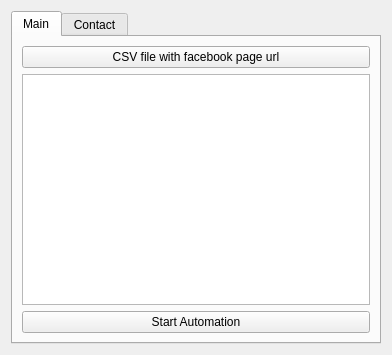
The window that main/python/app.ui (yashinshekh/src) describes before a commit, drawn with Qt 5.
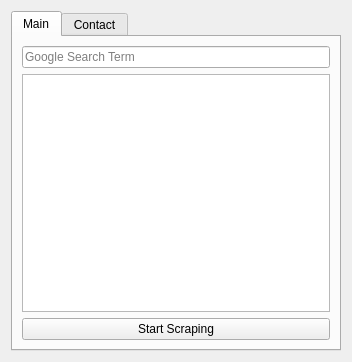
The same window after the commit.

What changed in the file:
```diff
--- a/main/python/app.ui
+++ b/main/python/app.ui
@@ -6,15 +6,15 @@
    <rect>
     <x>0</x>
     <y>0</y>
-    <width>392</width>
-    <height>355</height>
+    <width>352</width>
+    <height>362</height>
    </rect>
   </property>
   <property name="windowTitle">
    <string>Facebook Image Downloader</string>
   </property>
-  <layout class="QVBoxLayout" name="verticalLayout_2">
-   <item>
+  <layout class="QGridLayout" name="gridLayout">
+   <item row="0" column="0">
     <widget class="QTabWidget" name="tabWidget">
      <property name="currentIndex">
       <number>0</number>
@@ -23,16 +23,11 @@
       <attribute name="title">
        <string>Main</string>
       </attribute>
-      <layout class="QHBoxLayout" name="horizontalLayout_2">
-       <item>
         <layout class="QVBoxLayout" name="verticalLayout">
          <item>
-          <layout class="QHBoxLayout" name="horizontalLayout"/>
-         </item>
-         <item>
-          <widget class="QPushButton" name="pushButton">
-           <property name="text">
-            <string>CSV file with facebook page url</string>
+        <widget class="QLineEdit" name="lineEdit">
+         <property name="placeholderText">
+          <string>Google Search Term</string>
            </property>
           </widget>
          </item>
@@ -40,13 +35,11 @@
           <widget class="QTextBrowser" name="textBrowser"/>
          </item>
          <item>
-          <widget class="QPushButton" name="pushButton_2">
+        <widget class="QPushButton" name="pushButton">
            <property name="text">
-            <string>Start Automation</string>
-           </property>
-          </widget>
-         </item>
-        </layout>
+          <string>Start Scraping</string>
+         </property>
+        </widget>
        </item>
       </layout>
      </widget>
```
Left out of the diff: 2 changed lines with no effect on the pictures. Lines whose indentation alone changed are shown as unchanged.
